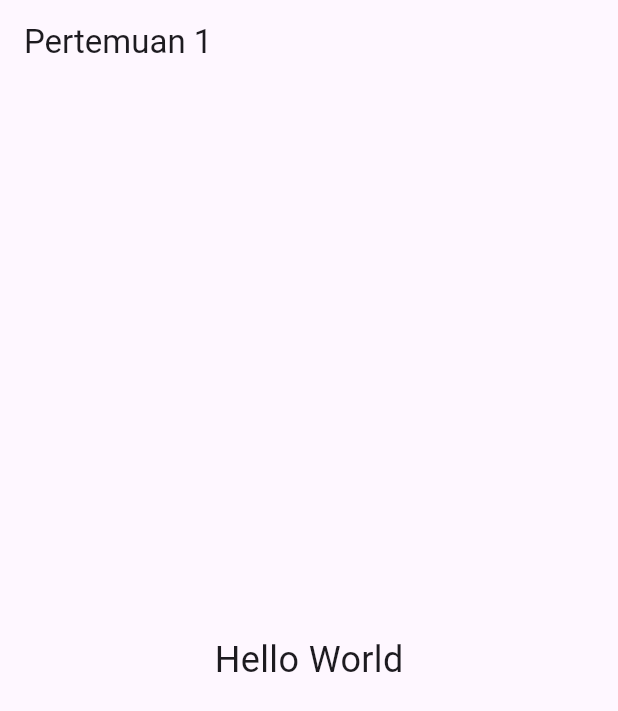
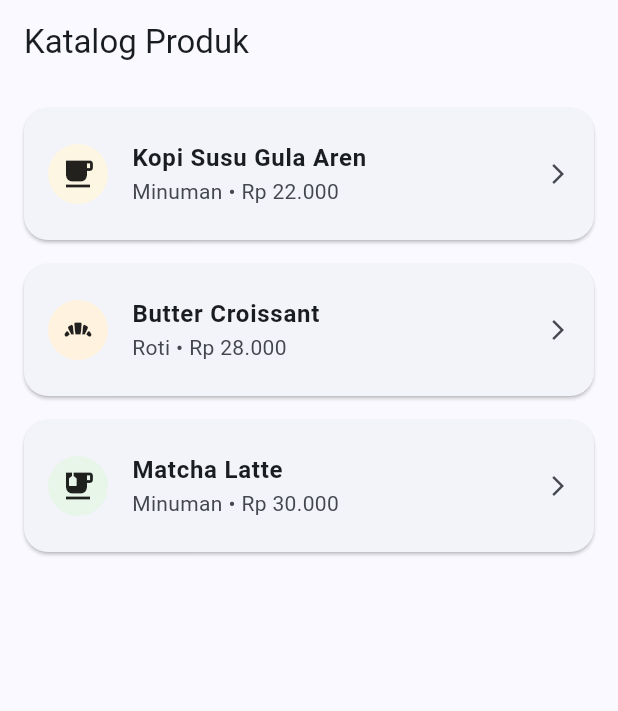
Before and after one commit to FajarArrizki/Flutter_Learning, a Flutter app: the screen it shows after launch, on a phone screen of 412 x 824 dp. Shown: the top 711 px of the screen. Run offline on Flutter 3.47's test engine with Material 3 defaults, Android fonts, the phone set to English and light mode, and no system bars.

Commit message:
Add catalog app with screen navigation and event & state demo
- Add HomeScreen (StatelessWidget) rendering 3 tappable catalog cards
- Add DetailScreen (StatefulWidget) with back icon, price text, and pastel description container
- Implement event & state: favorite toggle (setState) and periodic timer lifecycle
- Update widget tests to cover the navigation flow
- Document setup, run, and test instructions in README

```diff
--- a/lib/main.dart
+++ b/lib/main.dart
@@ -1,4 +1,6 @@
 import 'package:flutter/material.dart';
+
+import 'screens/home_screen.dart';
 
 void main() {
   runApp(const MyApp());
@@ -10,18 +12,12 @@ class MyApp extends StatelessWidget {
   @override
   Widget build(BuildContext context) {
     return MaterialApp(
+      title: 'Katalog Produk',
       debugShowCheckedModeBanner: false,
-      home: Scaffold(
-        appBar: AppBar(
-          title: const Text('Pertemuan 1'),
-        ),
-        body: const Center(
-          child: Text(
-            'Hello World',
-            style: TextStyle(fontSize: 24),
-          ),
-        ),
+      theme: ThemeData(
+        colorScheme: ColorScheme.fromSeed(seedColor: const Color(0xFF1565C0)),
       ),
+      home: const HomeScreen(),
     );
   }
 }
--- /dev/null
+++ b/lib/models/katalog_item.dart
@@ -0,0 +1,33 @@
+import 'package:flutter/material.dart';
+
+class KatalogItem {
+  final String name;
+  final String category;
+  final int price;
+  final String description;
+  final IconData icon;
+  final Color pastelColor;
+
+  const KatalogItem({
+    required this.name,
+    required this.category,
+    required this.price,
+    required this.description,
+    required this.icon,
+    required this.pastelColor,
+  });
+
+  String get formattedPrice {
+    final digits = price.toString();
+    final buffer = StringBuffer();
+
+    for (var i = 0; i < digits.length; i++) {
+      if (i > 0 && (digits.length - i) % 3 == 0) {
+        buffer.write('.');
+      }
+      buffer.write(digits[i]);
+    }
+
+    return 'Rp $buffer';
+  }
+}
--- /dev/null
+++ b/lib/screens/home_screen.dart
@@ -0,0 +1,88 @@
+import 'package:flutter/material.dart';
+
+import '../models/katalog_item.dart';
+import 'detail_screen.dart';
+
+class HomeScreen extends StatelessWidget {
+  const HomeScreen({super.key});
+
+  static const List<KatalogItem> katalog = [
+    KatalogItem(
+      name: 'Kopi Susu Gula Aren',
+      category: 'Minuman',
+      price: 22000,
+      description:
+          'Espresso robusta dipadukan susu segar dan gula aren asli. Disajikan dingin dengan es batu, cocok untuk menemani aktivitas harian.',
+      icon: Icons.local_cafe,
+      pastelColor: Color(0xFFFDF6E3),
+    ),
+    KatalogItem(
+      name: 'Butter Croissant',
+      category: 'Roti',
+      price: 28000,
+      description:
+          'Croissant klasik dengan 27 lapisan adonan yang dipanggang hingga renyah di luar dan lembut di dalam. Dibuat segar setiap pagi.',
+      icon: Icons.bakery_dining,
+      pastelColor: Color(0xFFFFF3E0),
+    ),
+    KatalogItem(
+      name: 'Matcha Latte',
+      category: 'Minuman',
+      price: 30000,
+      description:
+          'Matcha premium grade dari Uji, Jepang, dikocok bersama susu hangat. Rasa pahit yang lembut berpadu manis yang seimbang.',
+      icon: Icons.emoji_food_beverage,
+      pastelColor: Color(0xFFE8F5E9),
+    ),
+  ];
+
+  @override
+  Widget build(BuildContext context) {
+    return Scaffold(
+      appBar: AppBar(
+        title: const Text('Katalog Produk'),
+      ),
+      body: ListView.builder(
+        padding: const EdgeInsets.symmetric(vertical: 8),
+        itemCount: katalog.length,
+        itemBuilder: (context, index) {
+          final item = katalog[index];
+
+          return Card(
+            margin: const EdgeInsets.symmetric(horizontal: 16, vertical: 8),
+            elevation: 1,
+            shape: RoundedRectangleBorder(
+              borderRadius: BorderRadius.circular(16),
+            ),
+            child: ListTile(
+              contentPadding: const EdgeInsets.symmetric(
+                horizontal: 16,
+                vertical: 8,
+              ),
+              leading: CircleAvatar(
+                backgroundColor: item.pastelColor,
+                foregroundColor: Colors.black87,
+                child: Icon(item.icon),
+              ),
+              title: Text(
+                item.name,
+                style: const TextStyle(fontWeight: FontWeight.bold),
+              ),
+              subtitle: Text('${item.category} • ${item.formattedPrice}'),
+              trailing: const Icon(Icons.arrow_forward_ios, size: 16),
+              onTap: () {
+                // Stack Navigation: menumpuk Screen 2 di atas Screen 1.
+                Navigator.push(
+                  context,
+                  MaterialPageRoute(
+                    builder: (context) => DetailScreen(item: item),
+                  ),
+                );
+              },
+            ),
+          );
+        },
+      ),
+    );
+  }
+}
--- a/lib/user_model.dart
+++ b/lib/user_model.dart
@@ -1,3 +1,5 @@
+// ignore_for_file: avoid_print
+
 class UserModel {
   final String id;
   final String name;
```
Also changed, not shown: lib/screens/detail_screen.dart (added, +173 -0 lines), 3 other files.
